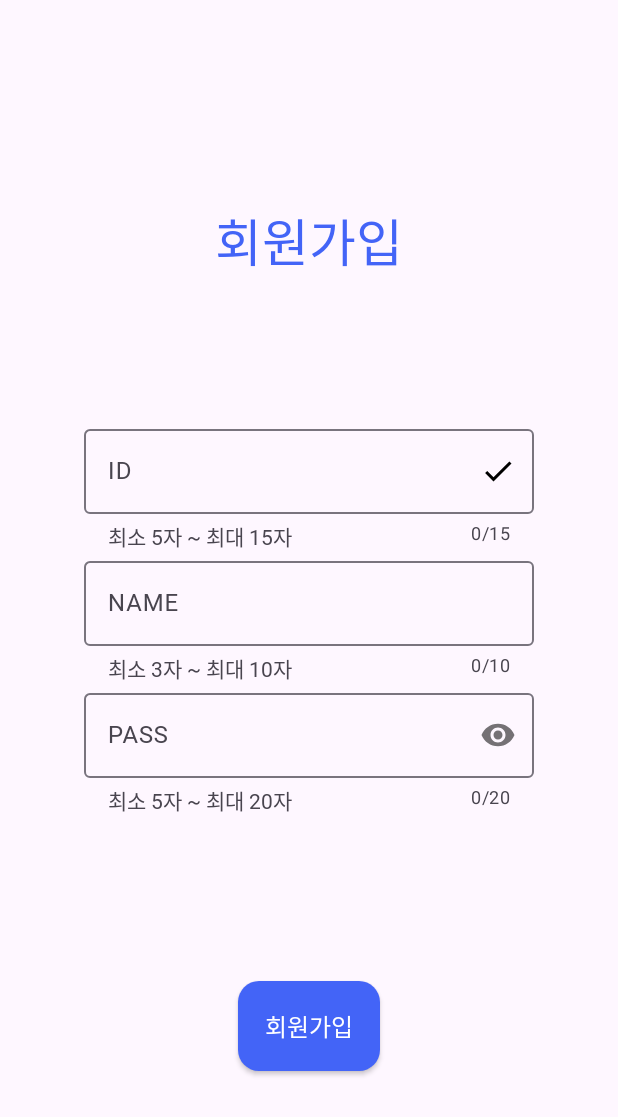
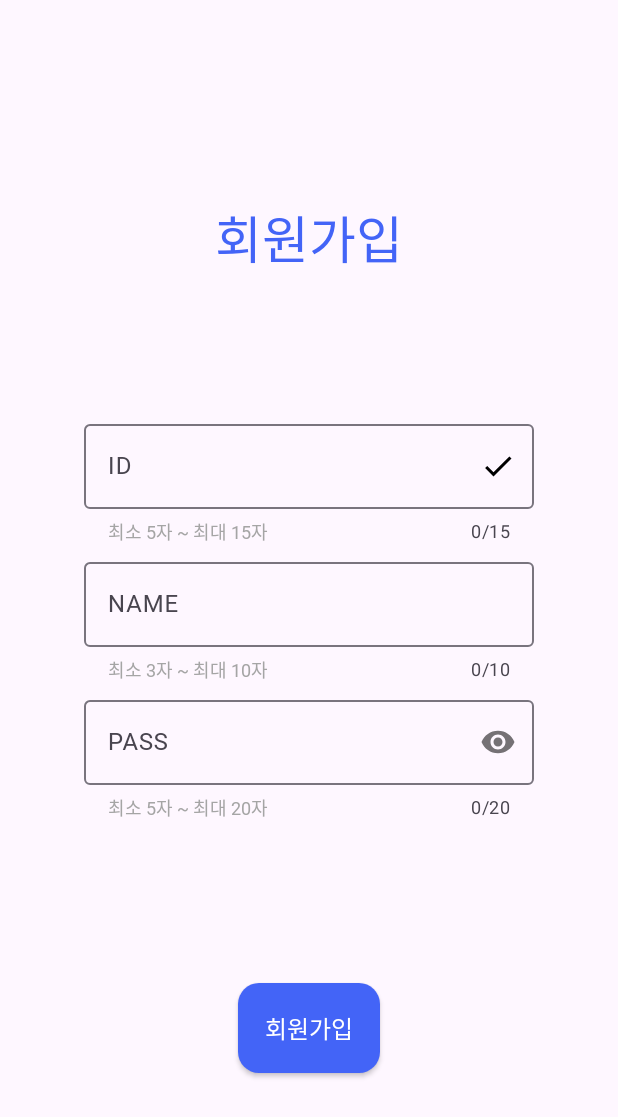
Before and after one commit to SteelZoo/Perfect_Pair, an Android app: the SignUpFragment screen opened through its navigation route, on a phone screen of 412 x 824 dp. Shown: the top 1117 px of the screen. Run offline under Robolectric (Android 15) with nearby library versions, the phone set to English and light mode, and no system bars; our stand-ins replace Dagger/Hilt's generated code, data binding.

Commit message:
design: 일부 디자인 수정

```diff
--- a/app/perfect_pair/presentation/src/main/res/layout/fragment_sign_up.xml
+++ b/app/perfect_pair/presentation/src/main/res/layout/fragment_sign_up.xml
@@ -35,6 +35,7 @@
             android:id="@+id/et_signup_id"
             android:layout_width="300dp"
             android:layout_height="wrap_content"
+            android:layout_marginBottom="6dp"
             android:hint="ID"
             app:counterEnabled="true"
             app:counterMaxLength="15"
@@ -43,6 +44,7 @@
             app:errorEnabled="true"
             app:helperText="최소 5자 ~ 최대 15자"
             app:helperTextTextAppearance="@style/HintText"
+            app:helperTextTextColor="@color/light_gray"
             app:hintTextAppearance="@style/HintText"
             app:layout_constraintBottom_toTopOf="@id/et_signup_name"
             app:layout_constraintEnd_toEndOf="parent"
@@ -53,6 +55,7 @@
             <com.google.android.material.textfield.TextInputEditText
                 android:layout_width="match_parent"
                 android:layout_height="wrap_content"
+                android:layout_marginBottom="2dp"
                 android:fontFamily="@font/font_jamsil_3_regular_res"
                 android:imeOptions="actionNext"
                 android:inputType="text"
@@ -64,11 +67,13 @@
             android:id="@+id/et_signup_name"
             android:layout_width="300dp"
             android:layout_height="wrap_content"
+            android:layout_marginBottom="6dp"
             android:hint="NAME"
             app:counterEnabled="true"
             app:counterMaxLength="10"
             app:helperText="최소 3자 ~ 최대 10자"
             app:helperTextTextAppearance="@style/HintText"
+            app:helperTextTextColor="@color/light_gray"
             app:hintTextAppearance="@style/HintText"
             app:layout_constraintBottom_toTopOf="@id/et_signup_pass"
             app:layout_constraintEnd_toEndOf="parent"
@@ -79,6 +84,7 @@
             <com.google.android.material.textfield.TextInputEditText
                 android:layout_width="match_parent"
                 android:layout_height="wrap_content"
+                android:layout_marginBottom="2dp"
                 android:fontFamily="@font/font_jamsil_3_regular_res"
                 android:imeOptions="actionNext"
                 android:inputType="textPersonName"
@@ -95,6 +101,7 @@
             app:counterMaxLength="20"
             app:helperText="최소 5자 ~ 최대 20자"
             app:helperTextTextAppearance="@style/HintText"
+            app:helperTextTextColor="@color/light_gray"
             app:hintTextAppearance="@style/HintText"
             app:layout_constraintBottom_toBottomOf="parent"
             app:layout_constraintEnd_toEndOf="parent"
@@ -105,6 +112,7 @@
             <com.google.android.material.textfield.TextInputEditText
                 android:layout_width="match_parent"
                 android:layout_height="wrap_content"
+                android:layout_marginBottom="2dp"
                 android:fontFamily="@font/font_jamsil_3_regular_res"
                 android:imeOptions="actionDone"
                 android:inputType="textPassword"
--- a/app/perfect_pair/presentation/src/main/res/values/colors.xml
+++ b/app/perfect_pair/presentation/src/main/res/values/colors.xml
@@ -17,4 +17,5 @@
     <color name="purple">#B07AC3</color>
     <color name="orange">#FFB366</color>
     <color name="green">#7CB342</color>
+    <color name="light_gray">#A5A5A5</color>
 </resources>
--- a/app/perfect_pair/presentation/src/main/res/values/themes.xml
+++ b/app/perfect_pair/presentation/src/main/res/values/themes.xml
@@ -25,6 +25,7 @@
 
     <style name="HintText" parent="TextAppearance.AppCompat">
         <item name="android:fontFamily">@font/font_jamsil_3_regular_res</item>
+        <item name="android:textSize">12sp</item>
     </style>
 
     <style name="ToolBarText" parent="TextAppearance.AppCompat">
```
